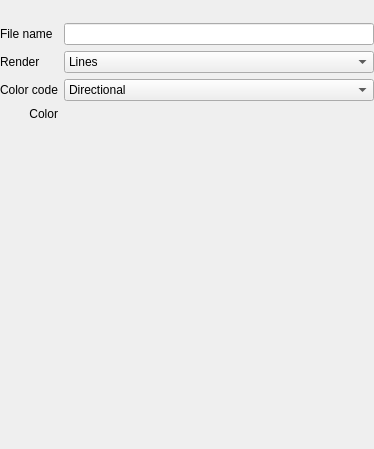
First picture: the form in freeview/PanelODF.ui, repository freesurfer/freesurfer, before the edit.
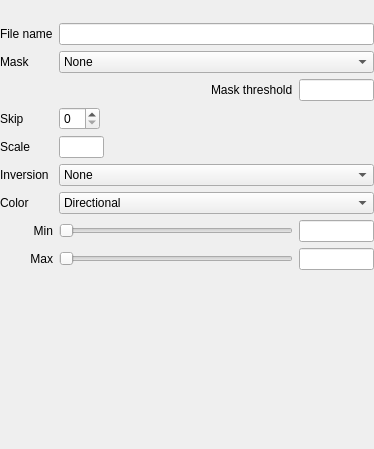
Second picture: the form after the edit. Custom widgets are drawn as their Qt base class.

Diff of the .ui file:
```diff
--- a/freeview/PanelODF.ui
+++ b/freeview/PanelODF.ui
@@ -72,11 +72,102 @@
       <property name="verticalSpacing">
        <number>6</number>
       </property>
-      <item row="2" column="1">
-       <widget class="QComboBox" name="comboBoxRenderRep">
+      <item row="6" column="0">
+       <widget class="QLabel" name="label">
+        <property name="text">
+         <string>Inversion</string>
+        </property>
+       </widget>
+      </item>
+      <item row="4" column="1">
+       <layout class="QHBoxLayout" name="horizontalLayout_3">
         <item>
+         <widget class="QSpinBox" name="spinBoxSkip">
+          <property name="maximumSize">
+           <size>
+            <width>45</width>
+            <height>16777215</height>
+           </size>
+          </property>
+          <property name="maximum">
+           <number>10</number>
+          </property>
+         </widget>
+        </item>
+        <item>
+         <spacer name="horizontalSpacer_3">
+          <property name="orientation">
+           <enum>Qt::Horizontal</enum>
+          </property>
+          <property name="sizeHint" stdset="0">
+           <size>
+            <width>40</width>
+            <height>20</height>
+           </size>
+          </property>
+         </spacer>
+        </item>
+       </layout>
+      </item>
+      <item row="3" column="1">
+       <widget class="QWidget" name="widgetMaskControl" native="true">
+        <property name="minimumSize">
+         <size>
+          <width>0</width>
+          <height>0</height>
+         </size>
+        </property>
+        <layout class="QHBoxLayout" name="horizontalLayout_2">
+         <property name="leftMargin">
+          <number>0</number>
+         </property>
+         <property name="topMargin">
+          <number>0</number>
+         </property>
+         <property name="rightMargin">
+          <number>0</number>
+         </property>
+         <property name="bottomMargin">
+          <number>0</number>
+         </property>
+         <item>
+          <spacer name="horizontalSpacer_2">
+           <property name="orientation">
+            <enum>Qt::Horizontal</enum>
+           </property>
+           <property name="sizeHint" stdset="0">
+            <size>
+             <width>125</width>
+             <height>20</height>
+            </size>
+           </property>
+          </spacer>
+         </item>
+         <item>
+          <widget class="QLabel" name="label_3">
+           <property name="text">
+            <string>Mask threshold</string>
+           </property>
+          </widget>
+         </item>
+         <item>
+          <widget class="QLineEdit" name="lineEditMaskThreshold">
+           <property name="maximumSize">
+            <size>
+             <width>75</width>
+             <height>16777215</height>
+            </size>
+           </property>
+          </widget>
+         </item>
+        </layout>
+       </widget>
+      </item>
+      <item row="7" column="1">
+       <widget class="QComboBox" name="comboBoxColorCode">
+        <item>
          <property name="text">
-          <string>Lines</string>
+          <string>Directional</string>
          </property>
         </item>
         <item>
@@ -86,7 +177,31 @@
         </item>
        </widget>
       </item>
-      <item row="5" column="1">
+      <item row="7" column="0">
+       <widget class="QLabel" name="labelSolidColor">
+        <property name="text">
+         <string>Color</string>
+        </property>
+        <property name="alignment">
+         <set>Qt::AlignLeading|Qt::AlignLeft|Qt::AlignVCenter</set>
+        </property>
+       </widget>
+      </item>
+      <item row="4" column="0">
+       <widget class="QLabel" name="label_5">
+        <property name="text">
+         <string>Skip</string>
+        </property>
+       </widget>
+      </item>
+      <item row="1" column="0">
+       <widget class="QLabel" name="labelFileName">
+        <property name="text">
+         <string>File name</string>
+        </property>
+       </widget>
+      </item>
+      <item row="10" column="1">
        <spacer name="verticalSpacer_2">
         <property name="orientation">
          <enum>Qt::Vertical</enum>
@@ -102,66 +217,6 @@
         </property>
        </spacer>
       </item>
-      <item row="4" column="1">
-       <layout class="QHBoxLayout" name="horizontalLayout">
-        <item>
-         <widget class="QtColorPicker" name="colorPickerSolidColor" native="true"/>
-        </item>
-        <item>
-         <spacer name="horizontalSpacer">
-          <property name="orientation">
-           <enum>Qt::Horizontal</enum>
-          </property>
-          <property name="sizeHint" stdset="0">
-           <size>
-            <width>0</width>
-            <height>0</height>
-           </size>
-          </property>
-         </spacer>
-        </item>
-       </layout>
-      </item>
-      <item row="3" column="1">
-       <widget class="QComboBox" name="comboBoxColorCode">
-        <item>
-         <property name="text">
-          <string>Directional</string>
-         </property>
-        </item>
-        <item>
-         <property name="text">
-          <string>Solid Color</string>
-         </property>
-        </item>
-        <item>
-         <property name="text">
-          <string>Embedded Color</string>
-         </property>
-        </item>
-       </widget>
-      </item>
-      <item row="2" column="0">
-       <widget class="QLabel" name="label_2">
-        <property name="text">
-         <string>Render</string>
-        </property>
-       </widget>
-      </item>
-      <item row="1" column="0">
-       <widget class="QLabel" name="labelFileName">
-        <property name="text">
-         <string>File name</string>
-        </property>
-       </widget>
-      </item>
-      <item row="3" column="0">
-       <widget class="QLabel" name="label">
-        <property name="text">
-         <string>Color code</string>
-        </property>
-       </widget>
-      </item>
       <item row="1" column="1">
        <widget class="QLineEdit" name="lineEditFileName">
         <property name="readOnly">
@@ -169,16 +224,148 @@
         </property>
        </widget>
       </item>
-      <item row="4" column="0">
-       <widget class="QLabel" name="labelSolidColor">
+      <item row="2" column="1">
+       <widget class="QComboBox" name="comboBoxMask">
+        <item>
+         <property name="text">
+          <string>None</string>
+         </property>
+        </item>
+       </widget>
+      </item>
+      <item row="5" column="1">
+       <layout class="QHBoxLayout" name="horizontalLayout_4">
+        <item>
+         <widget class="QLineEdit" name="lineEditScale">
+          <property name="maximumSize">
+           <size>
+            <width>45</width>
+            <height>16777215</height>
+           </size>
+          </property>
+         </widget>
+        </item>
+        <item>
+         <spacer name="horizontalSpacer_4">
+          <property name="orientation">
+           <enum>Qt::Horizontal</enum>
+          </property>
+          <property name="sizeHint" stdset="0">
+           <size>
+            <width>40</width>
+            <height>20</height>
+           </size>
+          </property>
+         </spacer>
+        </item>
+       </layout>
+      </item>
+      <item row="8" column="0">
+       <widget class="QLabel" name="labelColorMin">
         <property name="text">
-         <string>Color</string>
+         <string>Min</string>
         </property>
         <property name="alignment">
          <set>Qt::AlignRight|Qt::AlignTrailing|Qt::AlignVCenter</set>
         </property>
        </widget>
       </item>
+      <item row="2" column="0">
+       <widget class="QLabel" name="label_2">
+        <property name="text">
+         <string>Mask</string>
+        </property>
+       </widget>
+      </item>
+      <item row="6" column="1">
+       <widget class="QComboBox" name="comboBoxInversion">
+        <item>
+         <property name="text">
+          <string>None</string>
+         </property>
+        </item>
+        <item>
+         <property name="text">
+          <string>Invert X</string>
+         </property>
+        </item>
+        <item>
+         <property name="text">
+          <string>Invert Y</string>
+         </property>
+        </item>
+        <item>
+         <property name="text">
+          <string>Invert Z</string>
+         </property>
+        </item>
+       </widget>
+      </item>
+      <item row="5" column="0">
+       <widget class="QLabel" name="label_4">
+        <property name="text">
+         <string>Scale</string>
+        </property>
+       </widget>
+      </item>
+      <item row="8" column="1">
+       <layout class="QHBoxLayout" name="horizontalLayout">
+        <item>
+         <widget class="QSlider" name="sliderColorMin">
+          <property name="maximum">
+           <number>100</number>
+          </property>
+          <property name="orientation">
+           <enum>Qt::Horizontal</enum>
+          </property>
+         </widget>
+        </item>
+        <item>
+         <widget class="QLineEdit" name="lineEditColorMin">
+          <property name="maximumSize">
+           <size>
+            <width>75</width>
+            <height>16777215</height>
+           </size>
+          </property>
+         </widget>
+        </item>
+       </layout>
+      </item>
+      <item row="9" column="0">
+       <widget class="QLabel" name="labelColorMax">
+        <property name="text">
+         <string>Max</string>
+        </property>
+        <property name="alignment">
+         <set>Qt::AlignRight|Qt::AlignTrailing|Qt::AlignVCenter</set>
+        </property>
+       </widget>
+      </item>
+      <item row="9" column="1">
+       <layout class="QHBoxLayout" name="horizontalLayout_5">
+        <item>
+         <widget class="QSlider" name="sliderColorMax">
+          <property name="maximum">
+           <number>100</number>
+          </property>
+          <property name="orientation">
+           <enum>Qt::Horizontal</enum>
+          </property>
+         </widget>
+        </item>
+        <item>
+         <widget class="QLineEdit" name="lineEditColorMax">
+          <property name="maximumSize">
+           <size>
+            <width>75</width>
+            <height>16777215</height>
+           </size>
+          </property>
+         </widget>
+        </item>
+       </layout>
+      </item>
      </layout>
     </item>
     <item>
@@ -197,18 +384,6 @@
    </layout>
   </widget>
  </widget>
- <customwidgets>
-  <customwidget>
-   <class>QtColorPicker</class>
-   <extends>QWidget</extends>
-   <header>qtcolorpicker.h</header>
-   <container>1</container>
-   <slots>
-    <signal>colorChanged(QColor)</signal>
-    <signal>currentColorChanged(QColor)</signal>
-   </slots>
-  </customwidget>
- </customwidgets>
  <resources/>
  <connections/>
 </ui>
```
Left out of the diff: 73 changed lines with no effect on the pictures.
